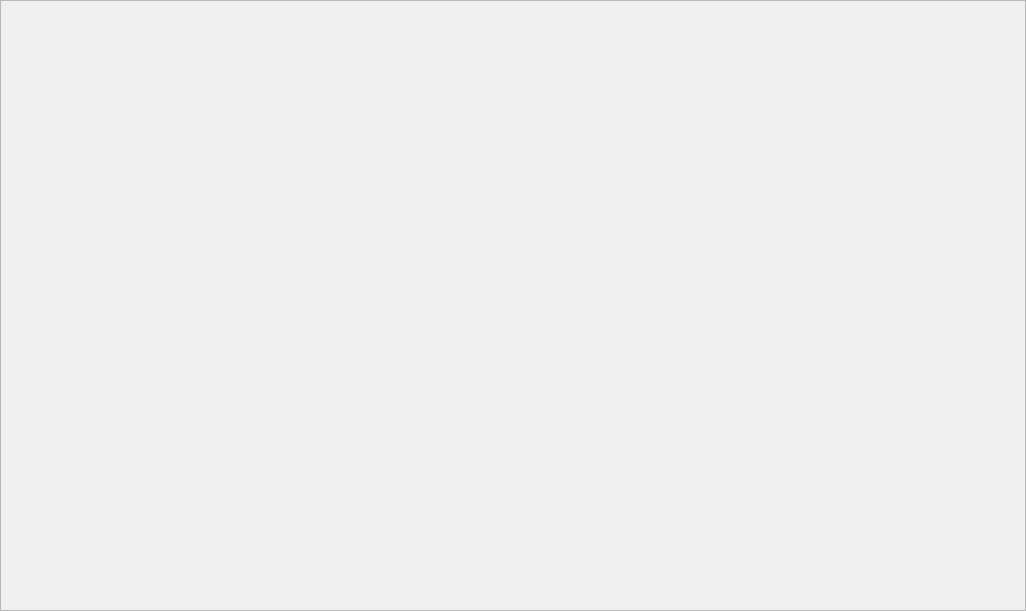
Leroy888/ShaGang, file ShaGang/view/MainForm.ui: the form before one commit.
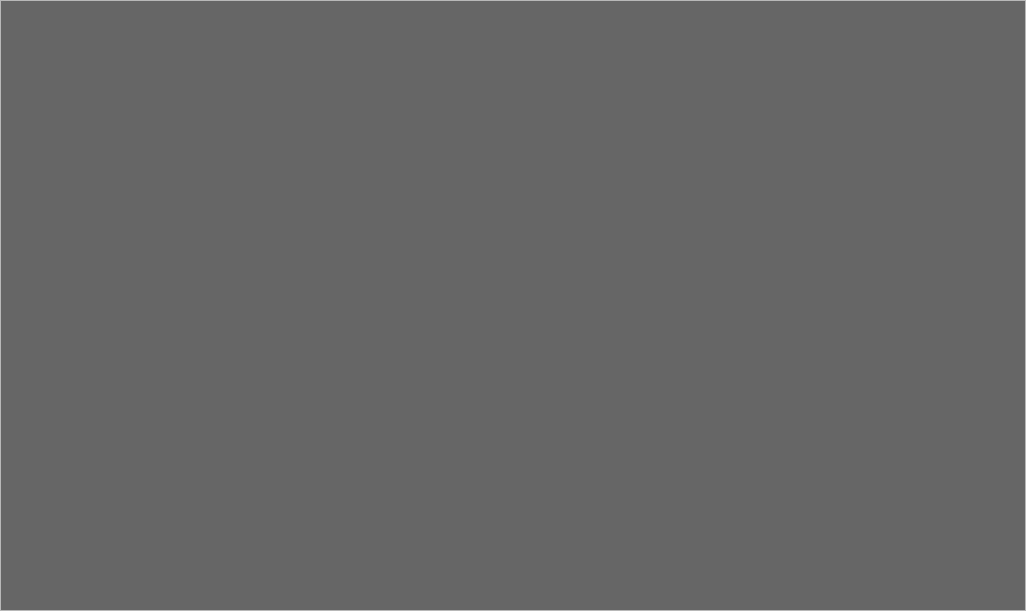
The form after the commit.

Diff of the .ui file:
```diff
--- a/ShaGang/view/MainForm.ui
+++ b/ShaGang/view/MainForm.ui
@@ -61,7 +61,10 @@
          <number>0</number>
         </property>
         <item row="0" column="0">
-         <widget class="QWidget" name="widget" native="true">
+         <widget class="QWidget" name="widget_client" native="true">
+          <property name="styleSheet">
+           <string notr="true">background-color: rgb(102, 102, 102);</string>
+          </property>
           <layout class="QGridLayout" name="gridLayout_2">
            <property name="leftMargin">
             <number>0</number>
```
Left out of the diff: 6 changed lines with no effect on the pictures.
